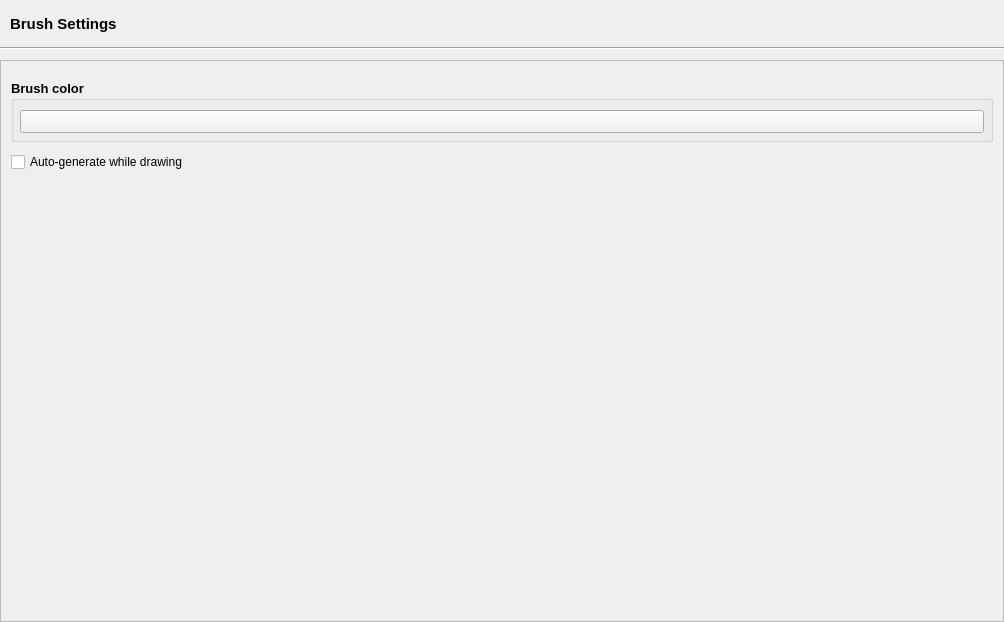
Qt form src/airunner/widgets/brush/templates/brush_widget.ui (Capsize-Games/airunner) before a commit.
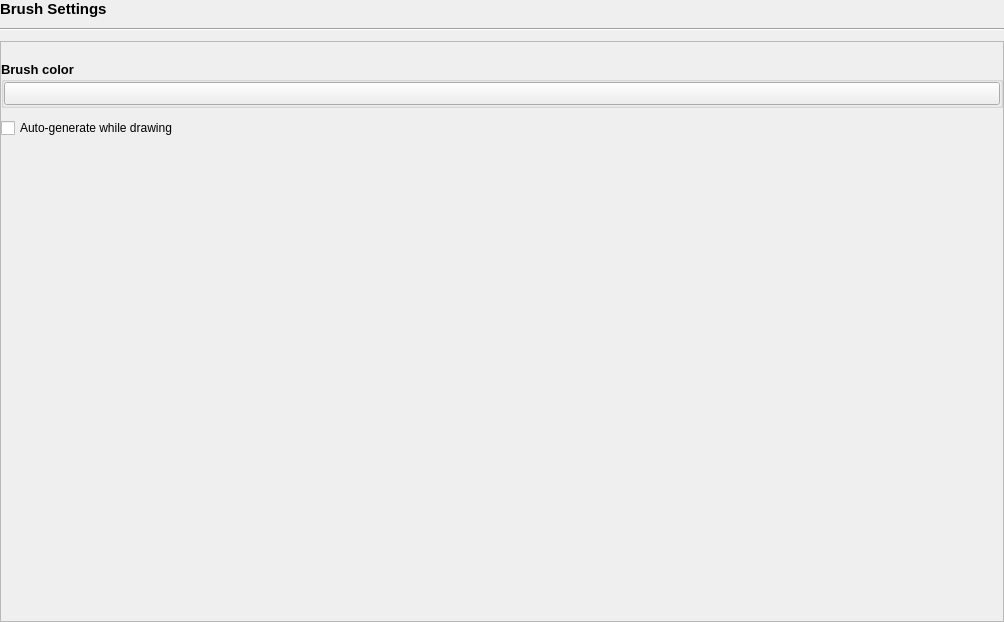
The same form after that commit. Custom widgets are drawn as their Qt base class.

Diff of the .ui file:
```diff
--- a/src/airunner/widgets/brush/templates/brush_widget.ui
+++ b/src/airunner/widgets/brush/templates/brush_widget.ui
@@ -26,10 +26,39 @@
    <property name="bottomMargin">
     <number>0</number>
    </property>
+   <property name="horizontalSpacing">
+    <number>0</number>
+   </property>
    <property name="verticalSpacing">
     <number>10</number>
    </property>
-   <item row="4" column="0">
+   <item row="0" column="0">
+    <widget class="QLabel" name="label">
+     <property name="sizePolicy">
+      <sizepolicy hsizetype="Preferred" vsizetype="Minimum">
+       <horstretch>0</horstretch>
+       <verstretch>0</verstretch>
+      </sizepolicy>
+     </property>
+     <property name="font">
+      <font>
+       <pointsize>11</pointsize>
+       <bold>true</bold>
+      </font>
+     </property>
+     <property name="text">
+      <string>Brush Settings</string>
+     </property>
+    </widget>
+   </item>
+   <item row="1" column="0">
+    <widget class="Line" name="line">
+     <property name="orientation">
+      <enum>Qt::Orientation::Horizontal</enum>
+     </property>
+    </widget>
+   </item>
+   <item row="2" column="0">
     <widget class="QScrollArea" name="scrollArea">
      <property name="widgetResizable">
       <bool>true</bool>
@@ -40,22 +69,25 @@
         <x>0</x>
         <y>0</y>
         <width>1002</width>
-        <height>560</height>
+        <height>580</height>
        </rect>
       </property>
       <layout class="QGridLayout" name="gridLayout">
        <property name="leftMargin">
-        <number>10</number>
+        <number>0</number>
        </property>
        <property name="topMargin">
         <number>0</number>
        </property>
        <property name="rightMargin">
-        <number>10</number>
+        <number>0</number>
        </property>
        <property name="bottomMargin">
         <number>0</number>
        </property>
+       <property name="horizontalSpacing">
+        <number>0</number>
+       </property>
        <property name="verticalSpacing">
         <number>10</number>
        </property>
@@ -162,16 +194,19 @@
          </property>
          <layout class="QGridLayout" name="gridLayout_3">
           <property name="leftMargin">
-           <number>6</number>
+           <number>0</number>
           </property>
           <property name="topMargin">
-           <number>9</number>
+           <number>0</number>
           </property>
           <property name="rightMargin">
-           <number>6</number>
+           <number>0</number>
           </property>
           <property name="bottomMargin">
-           <number>6</number>
+           <number>0</number>
+          </property>
+          <property name="spacing">
+           <number>0</number>
           </property>
           <item row="0" column="0">
            <widget class="QToolButton" name="primary_color_button">
@@ -199,56 +234,6 @@
      </widget>
     </widget>
    </item>
-   <item row="3" column="0">
-    <widget class="Line" name="line">
-     <property name="orientation">
-      <enum>Qt::Orientation::Horizontal</enum>
-     </property>
-    </widget>
-   </item>
-   <item row="1" column="0">
-    <widget class="QWidget" name="widget" native="true">
-     <property name="minimumSize">
-      <size>
-       <width>0</width>
-       <height>37</height>
-      </size>
-     </property>
-     <layout class="QGridLayout" name="gridLayout_4">
-      <property name="leftMargin">
-       <number>10</number>
-      </property>
-      <property name="topMargin">
-       <number>10</number>
-      </property>
-      <property name="rightMargin">
-       <number>10</number>
-      </property>
-      <property name="bottomMargin">
-       <number>0</number>
-      </property>
-      <item row="0" column="0">
-       <widget class="QLabel" name="label">
-        <property name="sizePolicy">
-         <sizepolicy hsizetype="Preferred" vsizetype="Minimum">
-          <horstretch>0</horstretch>
-          <verstretch>0</verstretch>
-         </sizepolicy>
-        </property>
-        <property name="font">
-         <font>
-          <pointsize>11</pointsize>
-          <bold>true</bold>
-         </font>
-        </property>
-        <property name="text">
-         <string>Brush Settings</string>
-        </property>
-       </widget>
-      </item>
-     </layout>
-    </widget>
-   </item>
   </layout>
  </widget>
  <customwidgets>
```
